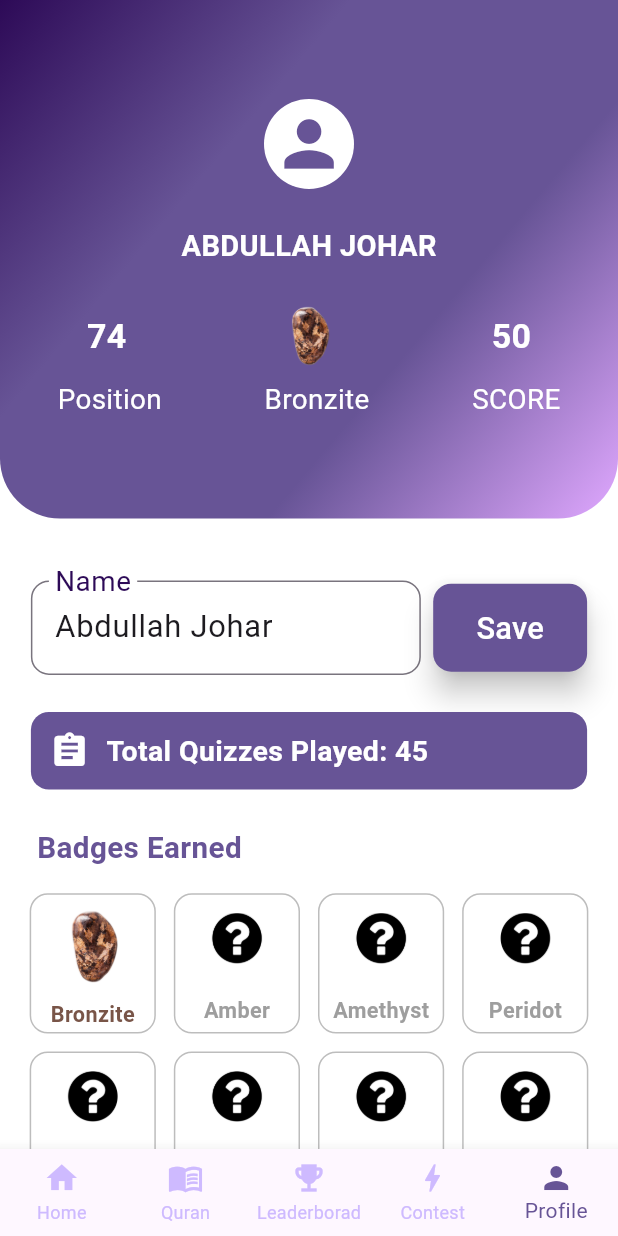
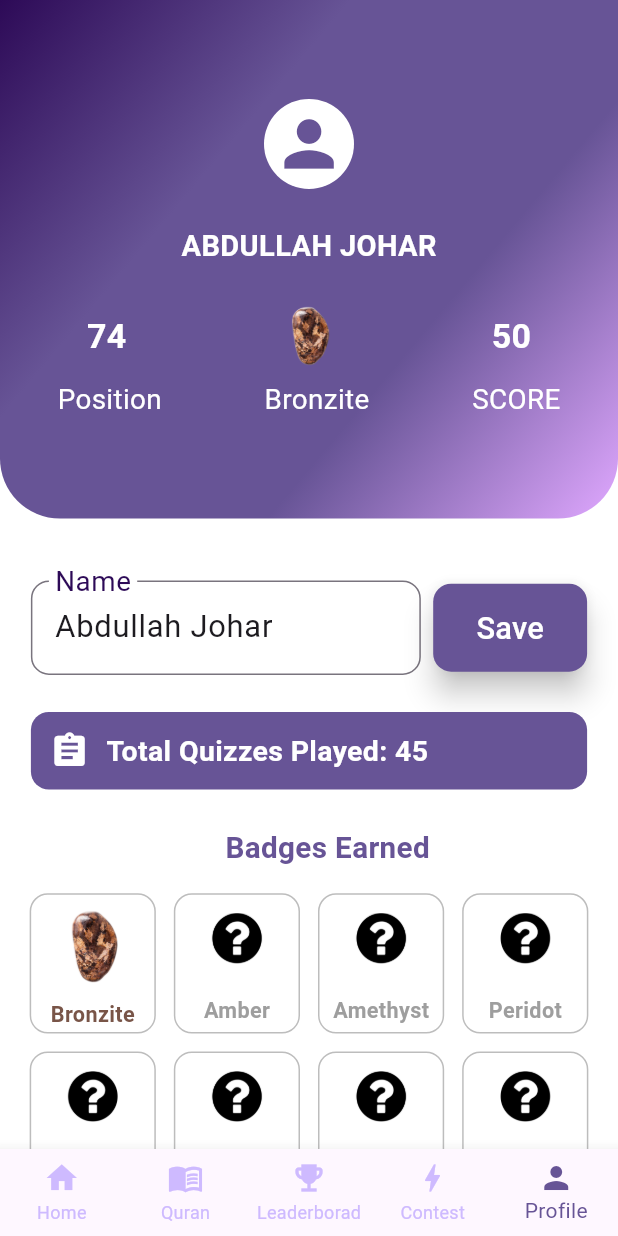
Before and after one commit to abdullahjohar23/islamic-quiz-app, a Flutter app: the screen it shows after launch, swiped to page 5, on a phone screen of 412 x 824 dp. Run offline on Flutter 3.47's test engine with Material 3 defaults, Android fonts, the phone set to English and light mode, and no system bars; project files that could hold a hidden picture were left out.

Commit message:
badges earned label to center and bottom padding added after badges

```diff
--- a/lib/pages/profile_page.dart
+++ b/lib/pages/profile_page.dart
@@ -265,8 +265,9 @@ class _ProfilePageState extends State<ProfilePage> {
 
                             //* Badges Earned
                             Column(
-                            crossAxisAlignment: CrossAxisAlignment.start,
+                                crossAxisAlignment: CrossAxisAlignment.center,
                                 children: [
+                                    // Badges Earned Label
                                     Padding(
                                         padding: EdgeInsets.only(left: deviceWidth * 0.06, bottom: deviceHeight * 0.02),
                                         child: Text(
@@ -279,9 +280,9 @@ class _ProfilePageState extends State<ProfilePage> {
                                         ),
                                     ),
 
-                                    // ✅ Scroll-safe Grid
+                                    // Badges Display
                                     Padding(
-                                        padding: EdgeInsets.symmetric(horizontal: deviceWidth*0.048),
+                                        padding: EdgeInsets.only(right: deviceWidth*0.048, left: deviceWidth*0.048, bottom: deviceWidth*0.06),
                                         child: GridView.builder(
                                             shrinkWrap: true,
                                             physics: const NeverScrollableScrollPhysics(),
```
